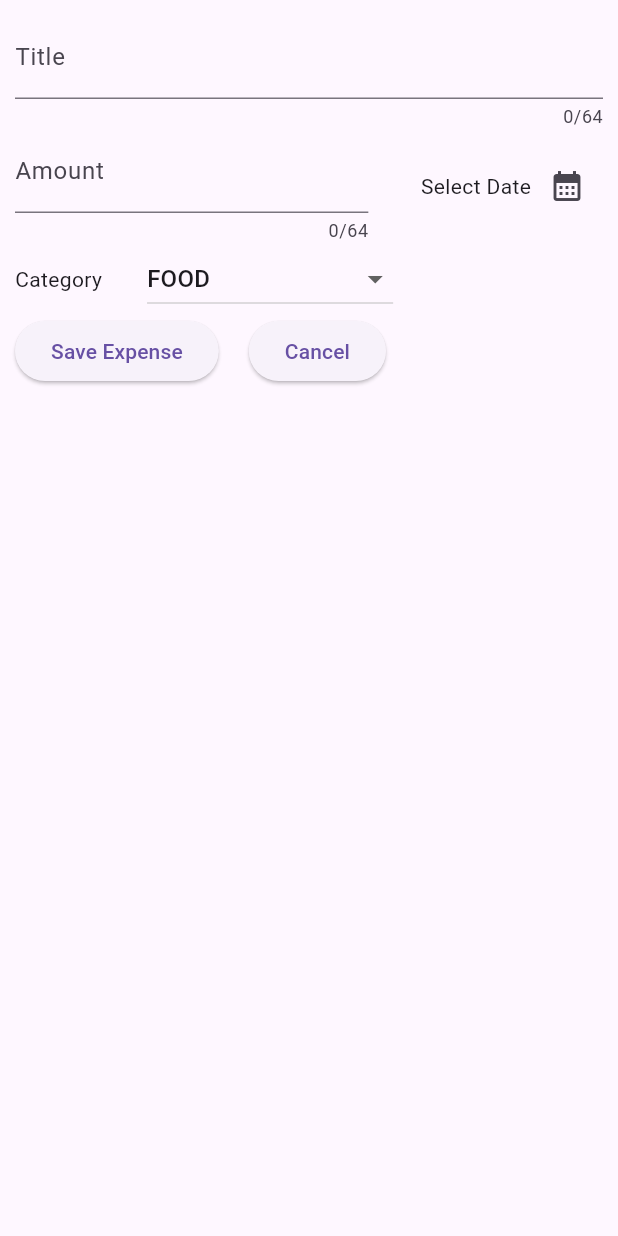
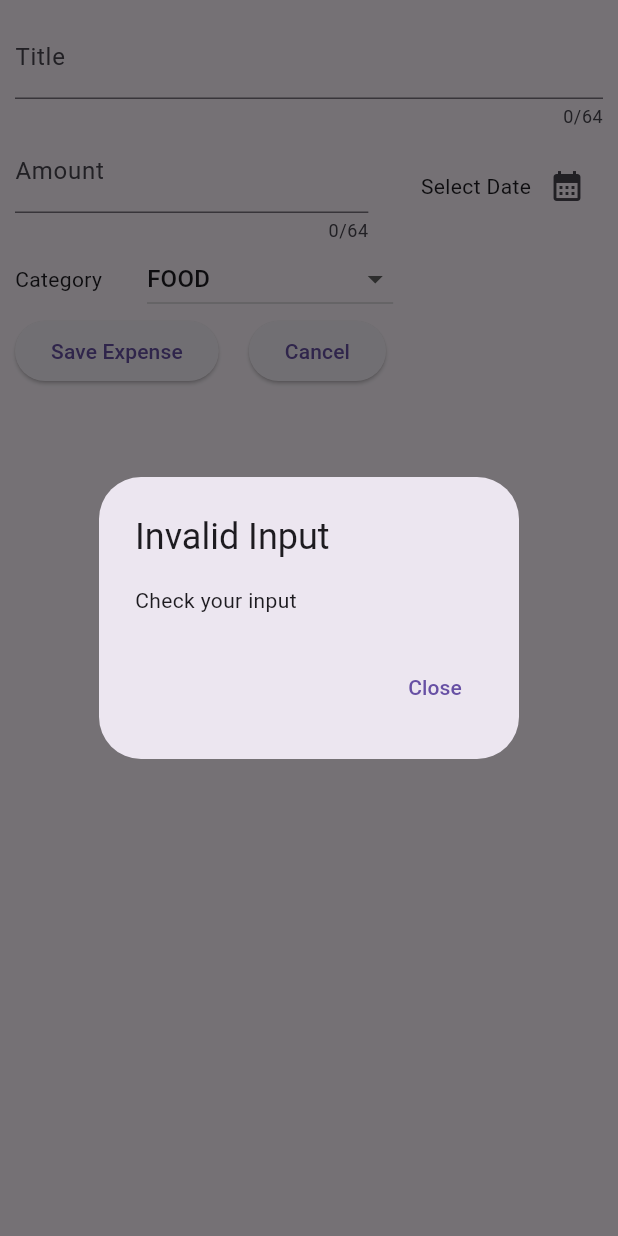
Before and after one commit to PhilBuffalo21/Flutter-Travel-Expenses-app, a Flutter app: what newExpense() shows on an empty page, opened directly, after a tap on "Save Expense", on a phone screen of 412 x 824 dp. Run offline on Flutter 3.47's test engine with Material 3 defaults, Android fonts, the phone set to English and light mode, and no system bars.

Commit message:
Add an invalid input checker mechanic

```diff
--- a/travel_app/lib/new_expense.dart
+++ b/travel_app/lib/new_expense.dart
@@ -31,6 +31,27 @@ class _newExpense extends State<newExpense> {
     setState(() {
       chosenDate = pickedDate;
     });
+  }
+
+  void submitExpenseCheck() {
+    final enteredMoneyAmount = double.tryParse(amountController.text);
+    final bool isInvalidAmount =
+        (enteredMoneyAmount == null || enteredMoneyAmount <= 0);
+    final bool isTitleEmpty = titleController.text.trim().isEmpty;
+    if (isTitleEmpty || isInvalidAmount || chosenDate == null) {}
+    showDialog(
+        context: context,
+        builder: (dcontext) => AlertDialog(
+              title: const Text('Invalid Input'),
+              content: const Text('Check your input'),
+              actions: [
+                TextButton(
+                    onPressed: () {
+                      Navigator.pop(dcontext);
+                    },
+                    child: const Text("Close"))
+              ],
+            ));
   }
 
   @override
@@ -94,7 +115,8 @@ class _newExpense extends State<newExpense> {
           Row(
             children: [
               ElevatedButton(
-                  onPressed: () {}, child: const Text("Save Expense")),
+                  onPressed: submitExpenseCheck,
+                  child: const Text("Save Expense")),
               const Padding(padding: EdgeInsets.symmetric(horizontal: 10)),
               ElevatedButton(
                   onPressed: () {
```
